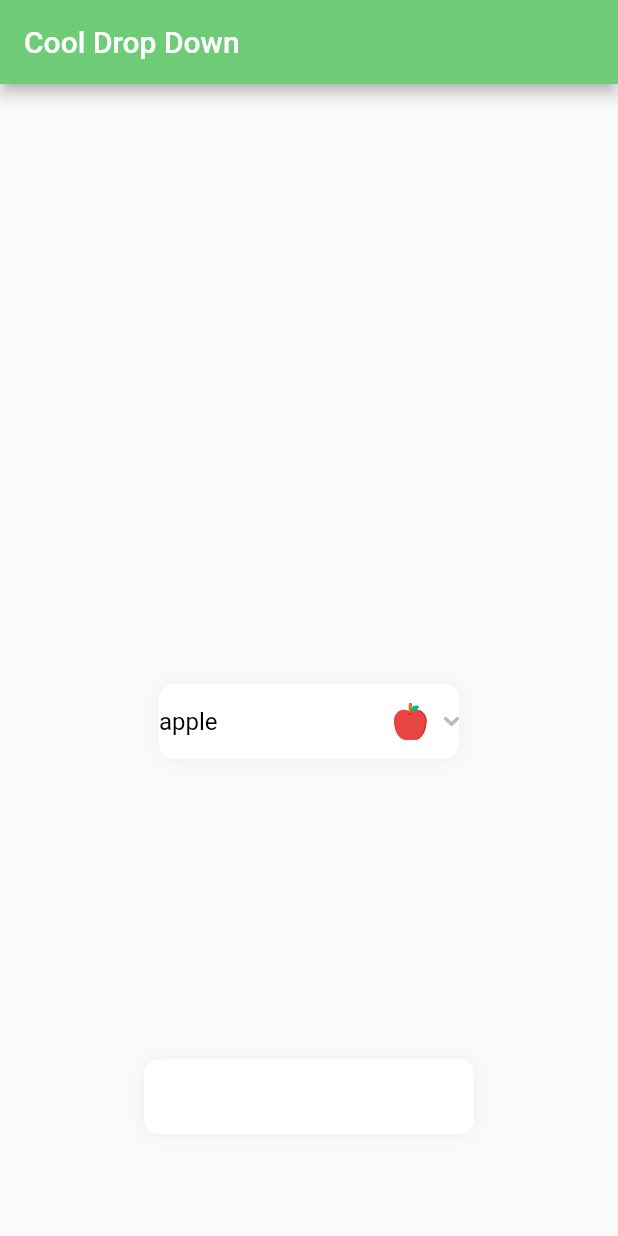
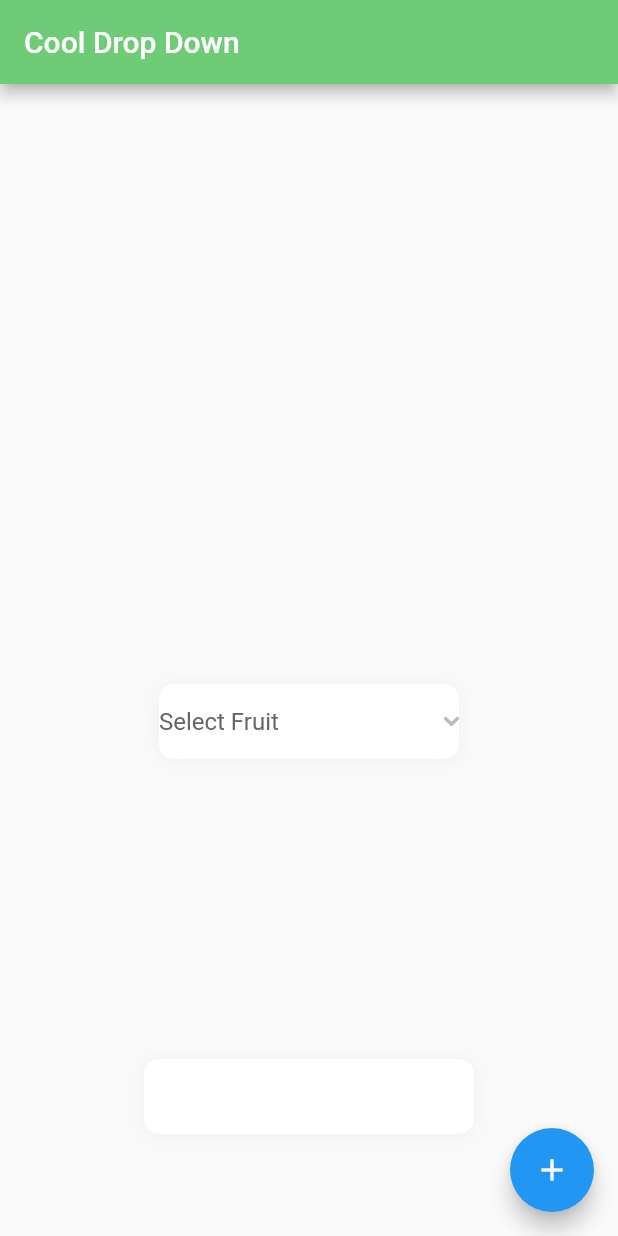
Before and after one commit to joo6077/cool_dropdown, a Flutter app: the screen it shows after launch, on a phone screen of 412 x 824 dp. Run offline on Flutter 3.47's test engine with Material 2 defaults, Android fonts, the phone set to English and light mode, and no system bars; our stand-ins replace flutter_svg.

Commit message:
dropdown top and dropdown adjust result width

```diff
--- a/example/lib/main.dart
+++ b/example/lib/main.dart
@@ -92,6 +92,12 @@ class _MyAppState extends State<MyApp> {
           backgroundColor: Color(0xFF6FCC76),
           title: Text('Cool Drop Down'),
         ),
+        floatingActionButton: FloatingActionButton(
+          onPressed: () {
+            fruitDropdownController.error();
+          },
+          child: Icon(Icons.add),
+        ),
         body: ListView(
           children: [
             SizedBox(
@@ -110,8 +116,9 @@ class _MyAppState extends State<MyApp> {
                 child: CoolDropdown<String>(
                   controller: fruitDropdownController,
                   dropdownList: fruitDropdownItems,
-                  defaultItem: fruitDropdownItems[0],
+                  defaultItem: null,
                   onChange: (value) {
+                    fruitDropdownController.resetError();
                     // fruitDropdownController.close();
                   },
                   resultOptions: ResultOptions(
@@ -123,10 +130,11 @@ class _MyAppState extends State<MyApp> {
                         painter: DropdownArrowPainter(),
                       ),
                     ),
+                    placeholder: 'Select Fruit',
                   ),
                   dropdownOptions: DropdownOptions(
-                    width: 300,
-                    height: 300,
+                    top: 10,
+                    height: 600,
                     gap: DropdownGap.all(5),
                     borderSide: BorderSide(width: 1, color: Colors.black),
                     padding: EdgeInsets.symmetric(horizontal: 10),
--- a/lib/controllers/dropdown_controller.dart
+++ b/lib/controllers/dropdown_controller.dart
@@ -3,8 +3,10 @@ import 'package:flutter/src/scheduler/ticker.dart';
 
 class DropdownController implements TickerProvider {
   late final AnimationController _controller;
+  late final AnimationController _errorController;
   final Duration duration;
-  final Animation<double>? resultIconAnimation;
+  final Animation<double>? resultArrowAnimation;
+  final Animation<double>? resultBoxAnimation;
   final Animation<double>? showDropdownAnimation;
 
   OverlayEntry? _overlayEntry;
@@ -12,21 +14,53 @@ class DropdownController implements TickerProvider {
   ValueNotifier<bool> _isOpenNotifier = ValueNotifier(false);
   ValueNotifier<bool> get isOpenNotifier => _isOpenNotifier;
 
+  ValueNotifier<bool> _isErrorNotifier = ValueNotifier(false);
+  ValueNotifier<bool> get isErrorNotifier => _isErrorNotifier;
+
   DropdownController({
     this.duration = const Duration(milliseconds: 500),
-    this.resultIconAnimation,
+    this.resultArrowAnimation,
+    this.resultBoxAnimation,
     this.showDropdownAnimation,
   }) {
     _controller = AnimationController(
       vsync: this,
       duration: duration,
     );
+
+    _errorController = AnimationController(
+      vsync: this,
+      duration: const Duration(milliseconds: 500),
+    );
   }
 
   AnimationController get controller => _controller;
+  AnimationController get errorController => _errorController;
+
+  Tween<Decoration> errorDecorationTween = Tween<Decoration>(
+    begin: BoxDecoration(
+      color: Colors.transparent,
+    ),
+    end: BoxDecoration(
+      color: Colors.red,
+      borderRadius: BorderRadius.circular(10),
+    ),
+  );
+
+  Animation<Decoration> get errorDecoration =>
+      errorDecorationTween.animate(_errorController);
 
   Animation<double> get rotation =>
-      resultIconAnimation ??
+      resultArrowAnimation ??
+      Tween<double>(begin: 0, end: 1).animate(
+        CurvedAnimation(
+          parent: _controller,
+          curve: const Interval(0.0, 0.5, curve: Curves.easeOut),
+        ),
+      );
+
+  Animation<double> get resultBox =>
+      resultBoxAnimation ??
       Tween<double>(begin: 0, end: 1).animate(
         CurvedAnimation(
           parent: _controller,
@@ -40,6 +74,13 @@ class DropdownController implements TickerProvider {
         CurvedAnimation(
           parent: _controller,
           curve: const Interval(0.5, 1.0, curve: Curves.easeOut),
+        ),
+      );
+
+  Animation<double> get showError => Tween<double>(begin: 0, end: 1).animate(
+        CurvedAnimation(
+          parent: _errorController,
+          curve: Curves.easeIn,
         ),
       );
 
@@ -60,6 +101,23 @@ class DropdownController implements TickerProvider {
     _isOpenNotifier.value = false;
   }
 
+  void error() {
+    _isErrorNotifier.value = true;
+    _errorController.reset();
+    _errorController.forward();
+  }
+
+  void resetError() {
+    _isErrorNotifier.value = false;
+  }
+
+  void _setErrorDecorationBox(Decoration startDecoration) {
+    errorDecorationTween.begin = startDecoration;
+  }
+
+  void setResultBoxDecoration(
+      Decoration startDecoration, Decoration endDecoration) {}
+
   void dispose() {
     _controller.dispose();
   }
--- a/lib/options/dropdown_options.dart
+++ b/lib/options/dropdown_options.dart
@@ -3,7 +3,7 @@ import 'package:cool_dropdown/enums/dropdown_animation.dart';
 import 'package:flutter/material.dart';
 
 class DropdownOptions {
-  final double width;
+  final double? width;
   final double height;
   final double top;
   final double left;
@@ -21,7 +21,7 @@ class DropdownOptions {
   final EdgeInsets padding;
 
   const DropdownOptions({
-    this.width = 100,
+    this.width,
     this.height = 220,
     this.top = 0,
     this.left = 0,
--- a/lib/options/result_options.dart
+++ b/lib/options/result_options.dart
@@ -9,6 +9,8 @@ class ResultOptions {
   final MainAxisAlignment mainAxisAlignment;
 
   final BoxDecoration boxDecoration;
+  final BoxDecoration openBoxDecoration;
+  final BoxDecoration errorBoxDecoration;
   final TextStyle textStyle;
   final TextStyle placeholderTextStyle;
 
@@ -36,6 +38,42 @@ class ResultOptions {
         ),
       ],
     ),
+    this.openBoxDecoration = const BoxDecoration(
+      color: Color(0xFFFFFFFF),
+      borderRadius: BorderRadius.all(Radius.circular(10)),
+      border: Border(
+        top: BorderSide(width: 1, color: Color(0xFF6FCC76)),
+        bottom: BorderSide(width: 1, color: Color(0xFF6FCC76)),
+        left: BorderSide(width: 1, color: Color(0xFF6FCC76)),
+        right: BorderSide(width: 1, color: Color(0xFF6FCC76)),
+      ),
+      boxShadow: [
+        BoxShadow(
+          color: Color(0x1a9E9E9E),
+          spreadRadius: 1,
+          blurRadius: 10,
+          offset: Offset(0, 1),
+        ),
+      ],
+    ),
+    this.errorBoxDecoration = const BoxDecoration(
+      color: Color(0xFFFFFFFF),
+      borderRadius: BorderRadius.all(Radius.circular(10)),
+      border: Border(
+        top: BorderSide(width: 1, color: Color(0xFFE74C3C)),
+        bottom: BorderSide(width: 1, color: Color(0xFFE74C3C)),
+        left: BorderSide(width: 1, color: Color(0xFFE74C3C)),
+        right: BorderSide(width: 1, color: Color(0xFFE74C3C)),
+      ),
+      boxShadow: [
+        BoxShadow(
+          color: Color(0x1a9E9E9E),
+          spreadRadius: 1,
+          blurRadius: 10,
+          offset: Offset(0, 1),
+        ),
+      ],
+    ),
     this.textStyle = const TextStyle(
       color: Color(0xff000000),
       fontSize: 16,
--- a/lib/widgets/result_widget.dart
+++ b/lib/widgets/result_widget.dart
@@ -59,6 +59,11 @@ class _ResultWidgetState<T> extends State<ResultWidget<T>> {
   final resultKey = GlobalKey();
   CoolDropdownItem<T>? selectedItem;
 
+  late final _decorationBoxTween = DecorationTween(
+    begin: widget.resultOptions.boxDecoration,
+    end: widget.resultOptions.openBoxDecoration,
+  ).animate(widget.controller.resultBox);
+
   @override
   void initState() {
     if (widget.defaultItem == null) return;
@@ -110,12 +115,15 @@ class _ResultWidgetState<T> extends State<ResultWidget<T>> {
   Widget build(BuildContext context) {
     return GestureDetector(
       onTap: () => open(),
-      child: Container(
+      child: AnimatedBuilder(
+          animation: widget.controller.controller,
+          builder: (_, __) {
+            return Container(
               key: resultKey,
               width: widget.resultOptions.width,
               height: widget.resultOptions.height,
               padding: widget.resultOptions.padding,
-        decoration: widget.resultOptions.boxDecoration,
+              decoration: _decorationBoxTween.value,
               child: Align(
                 alignment: widget.resultOptions.alignment,
                 child: widget.isResultIconLabel
@@ -143,13 +151,14 @@ class _ResultWidgetState<T> extends State<ResultWidget<T>> {
                                       child: Container(
                                         child: Text(
                                           selectedItem?.label ??
-                                        widget.resultOptions.placeholder ??
+                                              widget
+                                                  .resultOptions.placeholder ??
                                               '',
                                           overflow: TextOverflow.ellipsis,
                                           style: selectedItem != null
                                               ? widget.resultOptions.textStyle
-                                        : widget
-                                            .resultOptions.placeholderTextStyle,
+                                              : widget.resultOptions
+                                                  .placeholderTextStyle,
                                         ),
                                       ),
                                     ),
@@ -158,7 +167,8 @@ class _ResultWidgetState<T> extends State<ResultWidget<T>> {
                                       width: widget.labelIconGap,
                                     ),
                                   selectedItem?.icon ?? SizedBox(),
-                          ].isReverse(widget.dropdownItemOptions.isReverse),
+                                ].isReverse(
+                                    widget.dropdownItemOptions.isReverse),
                               ),
                             ),
                           ),
@@ -170,7 +180,8 @@ class _ResultWidgetState<T> extends State<ResultWidget<T>> {
                       )
                     : buildResultIcon(),
               ),
-      ),
+            );
+          }),
     );
   }
 }
```
Also changed, not shown: lib/controllers/dropdown_calculator.dart (+16 -14 lines), lib/widgets/dropdown_widget.dart (+3 -6 lines). Lines whose indentation alone changed are shown as unchanged.
